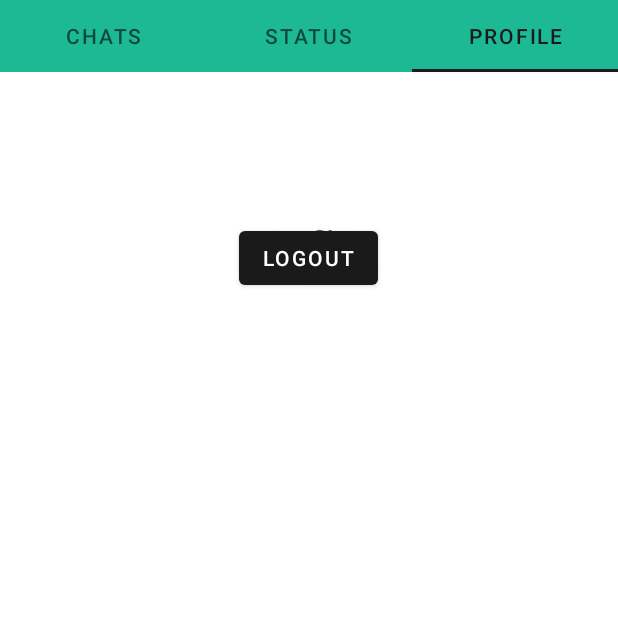
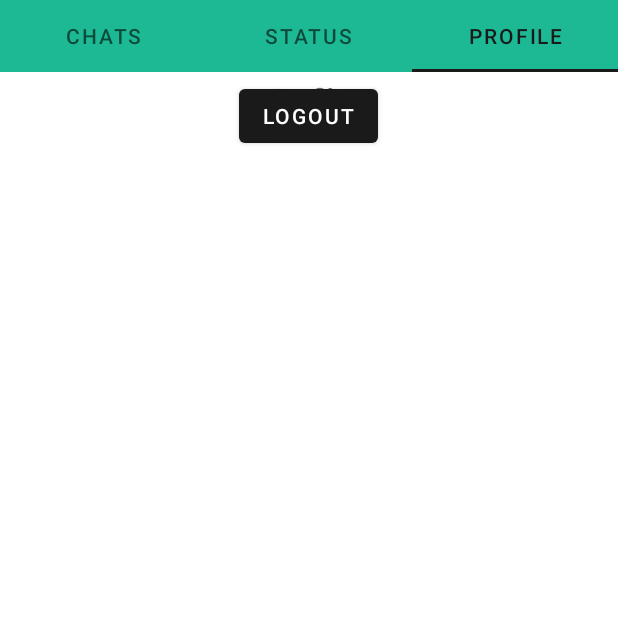
Before and after one commit to danger-ahead/Connect, an Android app: the users_prof screen opened directly, with no data from a screen before it, tab 3 chosen, on a phone screen of 412 x 824 dp, the top half of it. Run offline under Robolectric (Android 15) with nearby library versions, the phone set to English and light mode, and no system bars.

Commit message:
fragment layout enhancements

```diff
--- a/app/src/main/java/com/connect/Profile.java
+++ b/app/src/main/java/com/connect/Profile.java
@@ -34,6 +34,7 @@ public class Profile extends Fragment {
     }
     public void logout(){
         firebaseAuth.signOut();
+        getActivity().finish();
         getActivity().onBackPressed();
     }
 }
--- a/app/src/main/res/layout/activity_users_prof.xml
+++ b/app/src/main/res/layout/activity_users_prof.xml
@@ -11,12 +11,13 @@
         android:layout_height="wrap_content"
         android:background="#1db995">
     </com.google.android.material.tabs.TabLayout>
+
     <androidx.viewpager.widget.ViewPager
         android:id="@+id/viewPager"
-        android:layout_width="wrap_content"
+        android:layout_width="match_parent"
         android:layout_height="wrap_content"
-        android:layout_below="@id/tabLayout"
-        android:layout_centerInParent="true"
-        android:layout_marginTop="100dp"
+        android:layout_below="@+id/tabLayout"
+        android:layout_centerHorizontal="true"
+        android:layout_marginTop="5dp"
         tools:layout_editor_absoluteX="8dp" />
 </RelativeLayout>
```
